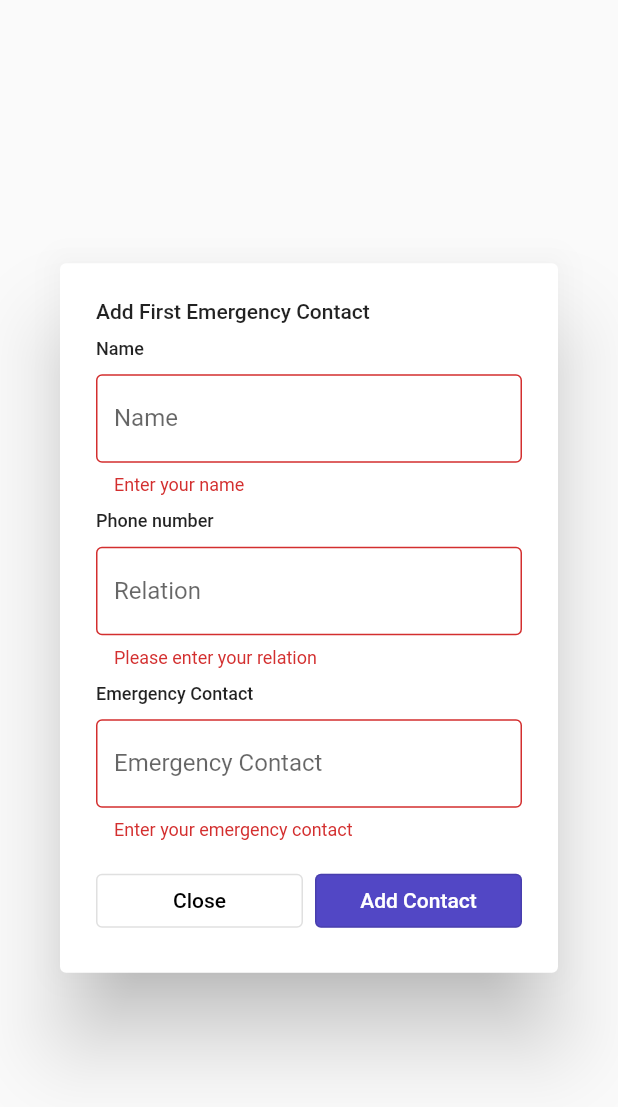
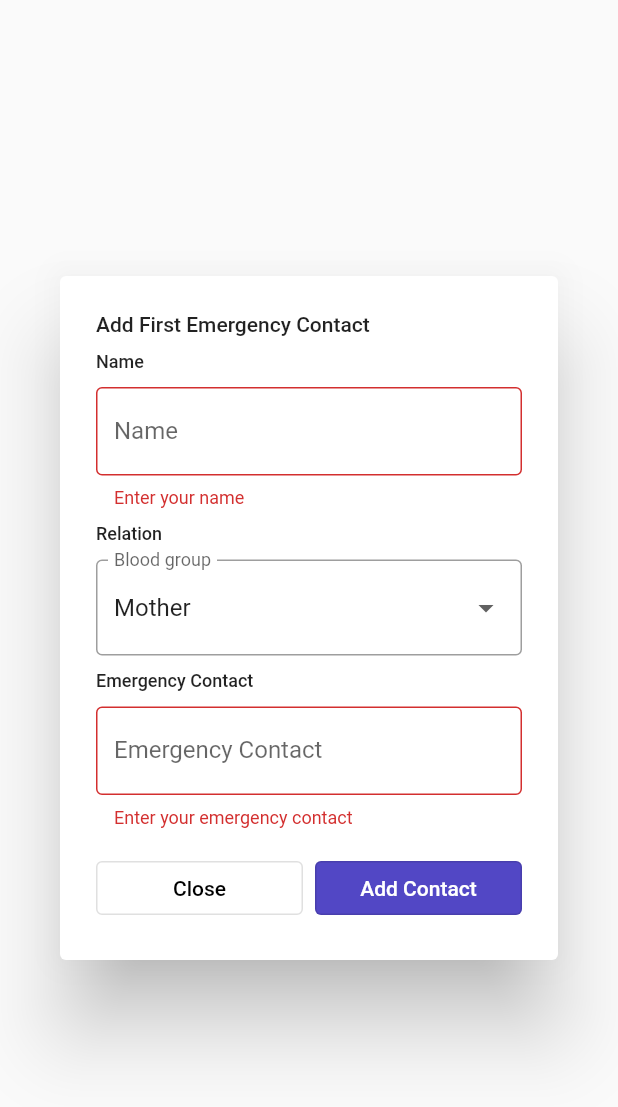
Before and after one commit to Nana-Kwame-bot/buzz_ai, a Flutter app: the FirstEmergencyContactDialog widget shown alone on an empty page, opened directly, after a tap on "Add Contact", on a phone screen of 412 x 824 dp. Shown: the top 1107 px of the screen. Run offline on Flutter 3.47's test engine with Material 2 defaults, Android fonts, the phone set to English and light mode, and no system bars; our stand-ins replace auto_size_text, cloud_firestore, connectivity_plus, fancy_bottom_navigation, firebase_auth, firebase_core and 18 more; missing offline and left inert: activity_recognition_flutter, bringtoforeground, flutter_background_service, flutter_google_places, flutter_polyline_points, google_api_headers and 4 more; accounts and stored records are empty; statements that could not run were skipped.

Commit message:
Drop down added in relationship and implemented remove emergency contact logic

```diff
--- a/lib/controllers/profile/emergency_contacts/first_emergency_contact_controller.dart
+++ b/lib/controllers/profile/emergency_contacts/first_emergency_contact_controller.dart
@@ -36,4 +36,15 @@ class FirstEmergencyContactController extends ChangeNotifier {
     firstEmergencyContact = firstEmergencyContact.copyWith(name: newValue);
     notifyListeners();
   }
+
+  void clear() {
+    firstEmergencyContact = firstEmergencyContact.copyWith(
+      name: "",
+      relation: "",
+      contactNumber: "",
+      contactAdded: false,
+    );
+
+    notifyListeners();
+  }
 }
--- a/lib/screens/profile_screen/widgets/emergency.dart
+++ b/lib/screens/profile_screen/widgets/emergency.dart
@@ -41,8 +41,14 @@ class _EmergencyState extends State<Emergency> {
                 leading: firstEmergencyContactController
                         .firstEmergencyContact.contactAdded!
                     ? IconButton(
-                        color: Colors.transparent,
-                        onPressed: () {},
+                        color: Colors.red,
+                        onPressed: userProfileController.formEnabled
+                            ? () {
+                                setState(() {
+                                  firstEmergencyContactController.clear();
+                                });
+                              }
+                            : null,
                         icon: const Icon(
                           Icons.remove_circle_outline,
                         ),
@@ -61,13 +67,11 @@ class _EmergencyState extends State<Emergency> {
                       : 'Add Emergency Contact',
                   style: const TextStyle(fontSize: 14.0),
                 ),
-                onTap: userProfileController.formEnabled
-                    ? () => showDialog(
-                        context: context,
-                        builder: (BuildContext context) {
-                          return const FirstEmergencyContactDialog();
-                        })
-                    : null,
+                onTap: () => showDialog(
+                    context: context,
+                    builder: (BuildContext context) {
+                      return const FirstEmergencyContactDialog();
+                    }),
               ),
               if (firstEmergencyContactController
                   .firstEmergencyContact.contactAdded!) ...[
--- a/lib/screens/profile_screen/widgets/emergency_contact_dialogs/first_emergency_contact_dialog.dart
+++ b/lib/screens/profile_screen/widgets/emergency_contact_dialogs/first_emergency_contact_dialog.dart
@@ -1,4 +1,5 @@
 import 'package:buzz_ai/controllers/profile/emergency_contacts/first_emergency_contact_controller.dart';
+import 'package:buzz_ai/controllers/profile/user_profile/user_profile_controller.dart';
 import 'package:flutter/material.dart';
 import 'package:provider/provider.dart';
 
@@ -13,6 +14,44 @@ class FirstEmergencyContactDialog extends StatefulWidget {
 class _FirstEmergencyContactDialogState
     extends State<FirstEmergencyContactDialog> {
   var firstEmergencyContactFormKey = GlobalKey<FormState>();
+  String _relationValue = "Mother";
+  List<String> relationships = [
+    "Father",
+    "Mother",
+    "Brother",
+    "Sister",
+    "Son",
+    "Daughter",
+    "Grand Father",
+    "Grand Mother",
+    "Wife",
+    "Husband",
+    "Fiancé",
+    "Aunt",
+    "Uncle",
+    "Niece",
+    "Nephew",
+    "Boyfriend",
+    "Girlfriend",
+    "Lover",
+    "Client",
+    "Patient",
+    "Friend",
+  ];
+
+  @override
+  void didChangeDependencies() {
+    String storedRelationship =
+        Provider.of<FirstEmergencyContactController>(context, listen: false)
+                .firstEmergencyContact
+                .relation ??
+            "";
+
+    if (storedRelationship != "") {
+      _relationValue = storedRelationship;
+    }
+    super.didChangeDependencies();
+  }
 
   @override
   void dispose() {
@@ -28,9 +67,10 @@ class _FirstEmergencyContactDialogState
       ),
       child: Container(
         padding: const EdgeInsets.all(24.0),
-        child: Consumer(
+        child: Consumer2(
           builder: (BuildContext context,
               FirstEmergencyContactController emergencyContactController,
+              UserProfileController userProfileController,
               Widget? child) {
             return Form(
               key: firstEmergencyContactFormKey,
@@ -60,6 +100,7 @@ class _FirstEmergencyContactDialogState
                       ),
                     ),
                     TextFormField(
+                      enabled: userProfileController.formEnabled,
                       decoration: const InputDecoration(
                         border: OutlineInputBorder(),
                         labelText: 'Name',
@@ -81,29 +122,37 @@ class _FirstEmergencyContactDialogState
                       alignment: Alignment.centerLeft,
                       padding: const EdgeInsets.symmetric(vertical: 10.0),
                       child: const Text(
-                        'Phone number',
+                        'Relation',
                         style: TextStyle(
                           fontWeight: FontWeight.w500,
                           fontSize: 12.0,
                         ),
                       ),
                     ),
-                    TextFormField(
+                    DropdownButtonFormField(
+                      value: _relationValue,
+                      items: relationships
+                          .map<DropdownMenuItem<String>>(
+                              (relation) => DropdownMenuItem(
+                                    value: relation,
+                                    child: Text(relation),
+                                  ))
+                          .toList(),
+                      onChanged: userProfileController.formEnabled
+                          ? (String? value) {
+                              if (value == null) return;
+
+                              emergencyContactController.setRelation(value);
+                              setState(() {
+                                _relationValue = value;
+                              });
+                            }
+                          : null,
                       decoration: const InputDecoration(
                         border: OutlineInputBorder(),
-                        labelText: 'Relation',
-                        hintText: 'Enter your relation',
+                        labelText: 'Blood group',
+                        hintText: 'Enter your blood group',
                       ),
-                      validator: (String? value) {
-                        if (value == null || value.isEmpty) {
-                          return 'Please enter your relation';
-                        }
-                        return null;
-                      },
-                      initialValue: emergencyContactController
-                          .firstEmergencyContact.relation,
-                      onSaved: emergencyContactController.setRelation,
-                      keyboardType: TextInputType.text,
                     ),
                     Container(
                       alignment: Alignment.centerLeft,
@@ -117,6 +166,7 @@ class _FirstEmergencyContactDialogState
                       ),
                     ),
                     TextFormField(
+                      enabled: userProfileController.formEnabled,
                       decoration: const InputDecoration(
                         border: OutlineInputBorder(),
                         labelText: 'Emergency Contact',
@@ -158,9 +208,14 @@ class _FirstEmergencyContactDialogState
                           Expanded(
                             child: OutlinedButton(
                               style: OutlinedButton.styleFrom(
-                                backgroundColor: const Color(0xFF5247C5),
+                                backgroundColor:
+                                    userProfileController.formEnabled
+                                        ? const Color(0xFF5247C5)
+                                        : Colors.grey,
                               ),
-                              onPressed: validateEmergencyContactForm,
+                              onPressed: userProfileController.formEnabled
+                                  ? validateEmergencyContactForm
+                                  : null,
                               child: const Text(
                                 'Add Contact',
                                 style: TextStyle(
```
